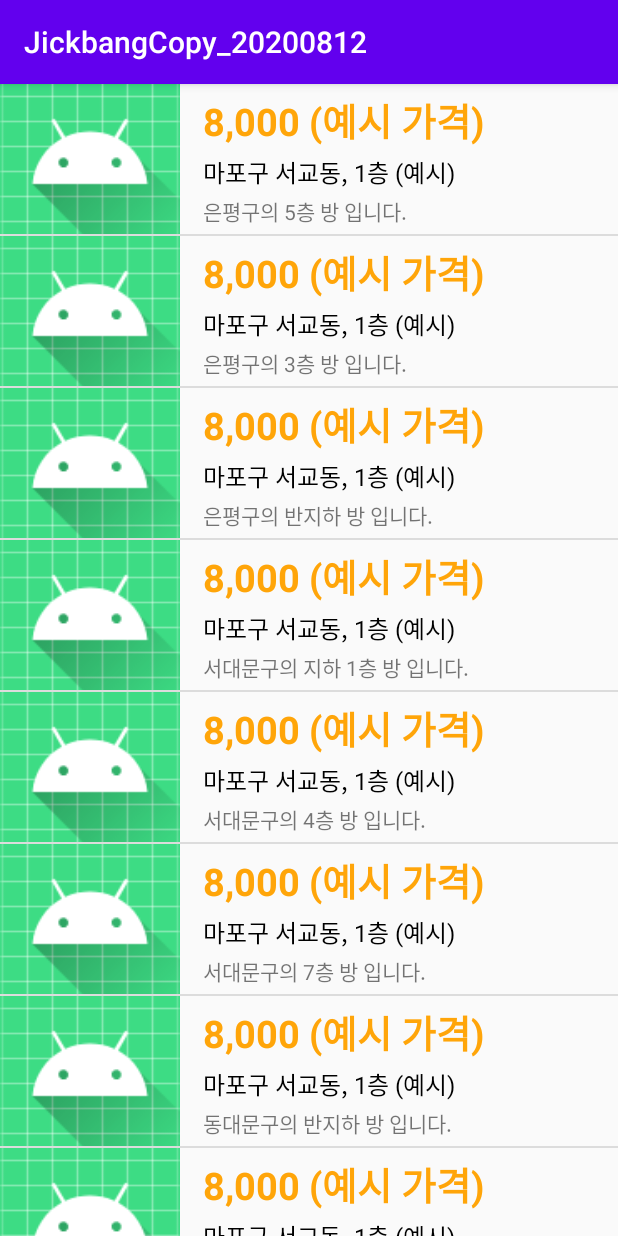
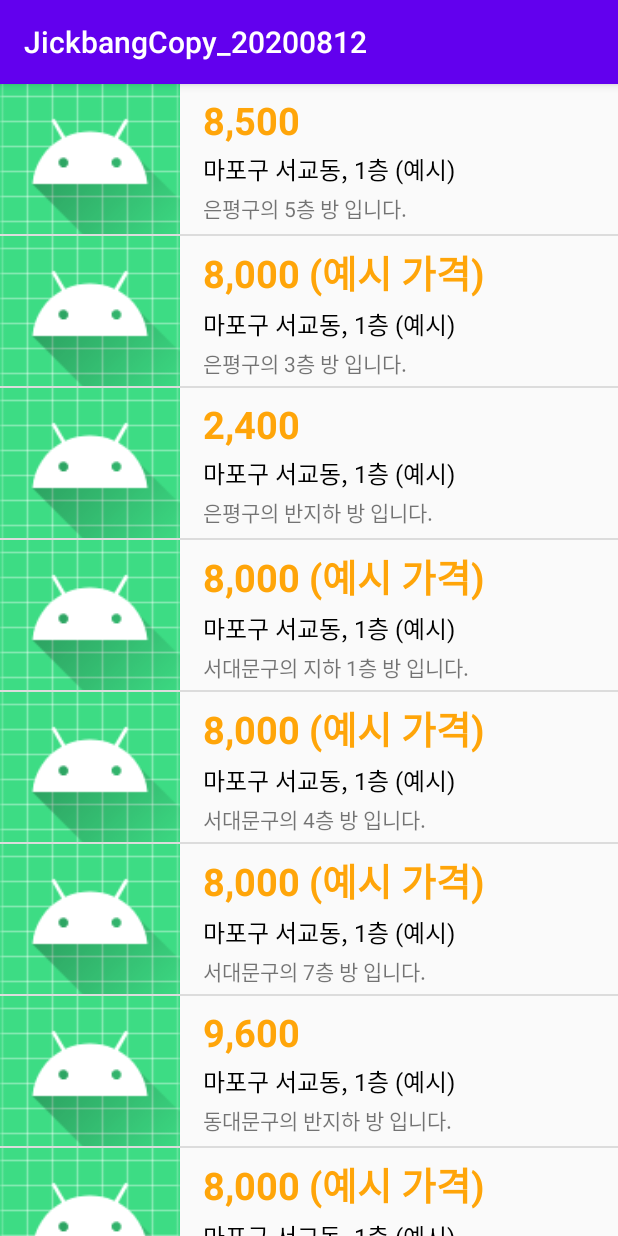
Before and after one commit to cho881020/JickbangCopy_20200812, an Android app: the screen it shows after launch (MainActivity), on a phone screen of 412 x 824 dp. Run offline under Robolectric (Android 15) with nearby library versions, the phone set to English and light mode, and no system bars.

Commit message:
1억 미만의 경우 NumberFormat 자바 클래스를 이용해서 => 컴마 붙여서 출력

```diff
--- a/app/src/main/java/kr/co/tjoeun/jickbangcopy_20200812/adapters/RoomAdapter.kt
+++ b/app/src/main/java/kr/co/tjoeun/jickbangcopy_20200812/adapters/RoomAdapter.kt
@@ -8,6 +8,8 @@ import android.widget.ArrayAdapter
 import android.widget.TextView
 import kr.co.tjoeun.jickbangcopy_20200812.R
 import kr.co.tjoeun.jickbangcopy_20200812.datas.Room
+import java.text.NumberFormat
+import java.util.*
 
 class RoomAdapter(
     val mContext : Context,
@@ -26,11 +28,19 @@ class RoomAdapter(
         val row = tempRow!!
 
         val descTxt = row.findViewById<TextView>(R.id.descTxt)
+        val priceTxt = row.findViewById<TextView>(R.id.priceTxt)
 
         val data = mList[position]
 
         descTxt.text = data.description
 
+        if (data.price >= 10000) {
+
+        }
+        else {
+            priceTxt.text = NumberFormat.getNumberInstance(Locale.KOREA).format(data.price)
+        }
+
         return row
     }
 
--- a/app/src/main/res/layout/room_list_item.xml
+++ b/app/src/main/res/layout/room_list_item.xml
@@ -23,6 +23,7 @@
             android:orientation="vertical">
 
             <TextView
+                android:id="@+id/priceTxt"
                 android:layout_width="wrap_content"
                 android:layout_height="wrap_content"
                 android:text="8,000 (예시 가격)"
```
